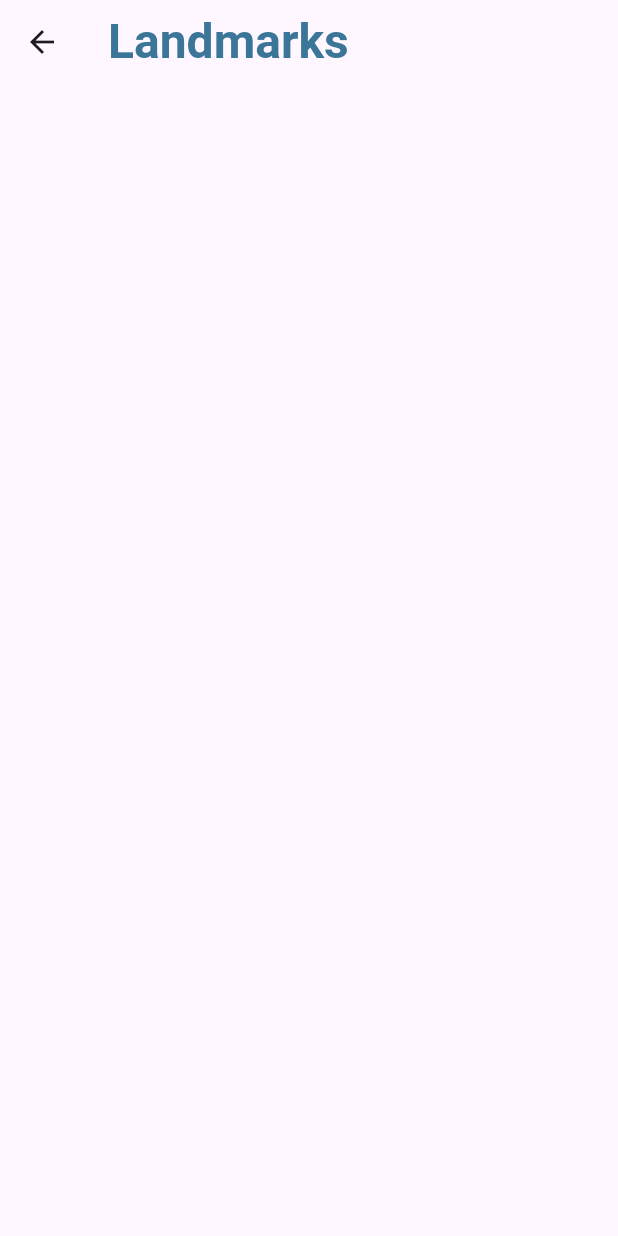
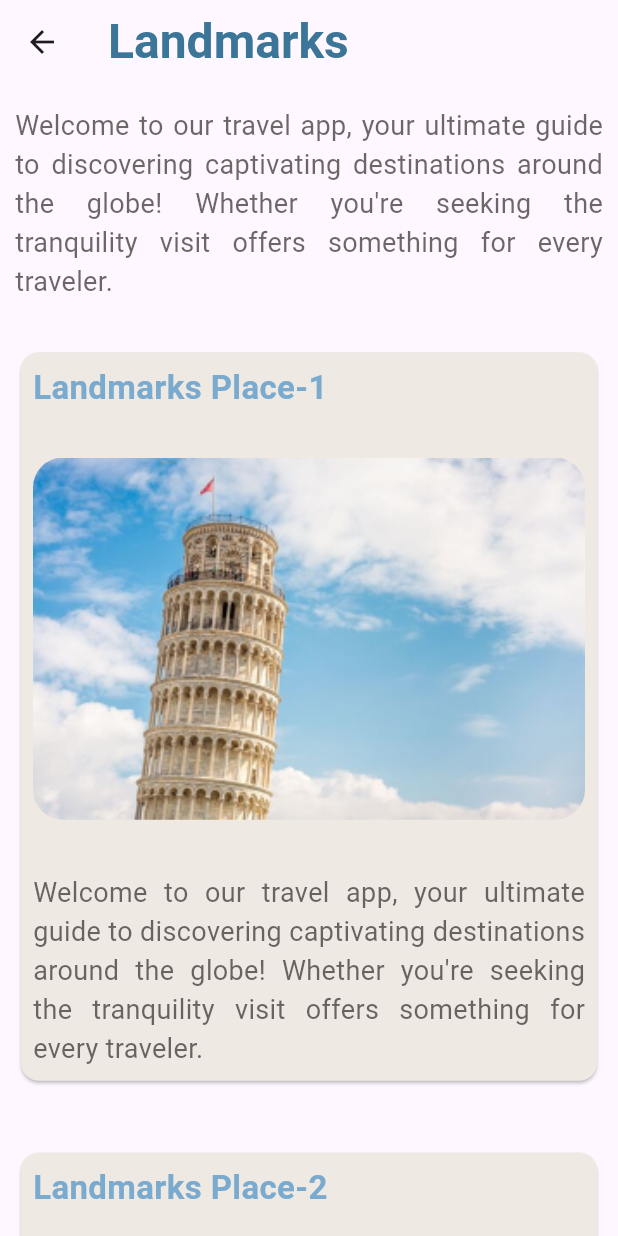
Before and after one commit to maleesha-dev/awesome_places_flutter_application, a Flutter app: the LandMarksPage screen opened directly, on a phone screen of 412 x 824 dp. Run offline on Flutter 3.47's test engine with Material 3 defaults, Android fonts, the phone set to English and light mode, and no system bars.

```diff
--- a/lib/pages/landmarks.dart
+++ b/lib/pages/landmarks.dart
@@ -1,4 +1,5 @@
 import 'package:awesome_places/utils/colors.dart';
+import 'package:awesome_places/widgets/reusable/landmarks_page/landmarks_card.dart';
 import 'package:flutter/material.dart';
 
 class LandMarksPage extends StatelessWidget {
@@ -11,15 +12,38 @@ class LandMarksPage extends StatelessWidget {
         title: Text(
           "Landmarks",
           style: TextStyle(
-              fontSize: 32,
-              fontWeight: FontWeight.w600,
-              color: mainLandMarksColor,
+            fontSize: 32,
+            fontWeight: FontWeight.w600,
+            color: mainLandMarksColor,
           ),
         ),
       ),
       body: SingleChildScrollView(
-        child: Column(
-
+        child: Padding(
+          padding: const EdgeInsets.symmetric(horizontal: 10.0),
+          child: Column(
+            children: [
+              SizedBox(height: 15),
+              Text(
+                textAlign: TextAlign.justify,
+                "Welcome to our travel app, your ultimate guide to discovering captivating destinations around the globe! Whether you're seeking the tranquility visit offers something for every traveler.",
+                style: TextStyle(fontSize: 18, color: mainTextColor),
+              ),
+              SizedBox(height: 30),
+              LandmarksCard(
+                title: "Landmarks Place-1",
+                imageURL: "assets/land1.png",
+                desc: "Welcome to our travel app, your ultimate guide to discovering captivating destinations around the globe! Whether you're seeking the tranquility visit offers something for every traveler.",
+              ),
+              SizedBox(height: 40),
+              LandmarksCard(
+                title: "Landmarks Place-2",
+                imageURL: "assets/land2.png",
+                desc: "Welcome to our travel app, your ultimate guide to discovering captivating destinations around the globe! Whether you're seeking the tranquility visit offers something for every traveler.",
+              ),
+              SizedBox(height: 40),
+            ],
+          ),
         ),
       ),
     );
--- a/lib/pages/natural_wonders.dart
+++ b/lib/pages/natural_wonders.dart
@@ -1,6 +1,7 @@
 import 'package:awesome_places/utils/colors.dart';
-import 'package:awesome_places/widgets/reusable/natural_wonders/image_card.dart';
+import 'package:awesome_places/widgets/reusable/image_card.dart';
 import 'package:flutter/material.dart';
+
 class NaturalWondersPage extends StatelessWidget {
   const NaturalWondersPage({super.key});
 
@@ -22,47 +23,40 @@ class NaturalWondersPage extends StatelessWidget {
           padding: const EdgeInsets.symmetric(horizontal: 10.0),
           child: Column(
             children: [
-              SizedBox(
-                height: 15,
-              ),
+              SizedBox(height: 15),
               Text(
                 textAlign: TextAlign.justify,
-                  "Welcome to our travel app, your ultimate guide to discovering captivating destinations around the globe! Whether you're seeking the tranquility visit offers something for every traveler.",
-                style: TextStyle(
-                  fontSize: 18,
-                  color: mainTextColor,
-                ),
+                "Welcome to our travel app, your ultimate guide to discovering captivating destinations around the globe! Whether you're seeking the tranquility visit offers something for every traveler.",
+                style: TextStyle(fontSize: 18, color: mainTextColor),
               ),
-              SizedBox(
-                height: 30,
-              ),
+              SizedBox(height: 30),
               ImageCard(
                 title: "Nature Wonders Place-1",
-                desc: "Welcome to our travel app, your ultimate guide to discovering captivating destinations around the globe! Whether you're seeking the tranquility visit offers something for every traveler.",
+                titleColor: subNaturalWondersColor,
+                desc:
+                    "Welcome to our travel app, your ultimate guide to discovering captivating destinations around the globe! Whether you're seeking the tranquility visit offers something for every traveler.",
                 imageURL: "assets/nature2.png",
                 isCornerRounded: false,
               ),
-              SizedBox(
-                height: 40,
-              ),
+              SizedBox(height: 40),
               ImageCard(
                 title: "Nature Wonders Place-2",
-                desc: "Welcome to our travel app, your ultimate guide to discovering captivating destinations around the globe! Whether you're seeking the tranquility visit offers something for every traveler.",
+                titleColor: subNaturalWondersColor,
+                desc:
+                    "Welcome to our travel app, your ultimate guide to discovering captivating destinations around the globe! Whether you're seeking the tranquility visit offers something for every traveler.",
                 imageURL: "assets/nature1.png",
                 isCornerRounded: false,
               ),
-              SizedBox(
-                height: 40,
-              ),
+              SizedBox(height: 40),
               ImageCard(
                 title: "Nature Wonders Place-3",
-                desc: "Welcome to our travel app, your ultimate guide to discovering captivating destinations around the globe! Whether you're seeking the tranquility visit offers something for every traveler.",
+                titleColor: subNaturalWondersColor,
+                desc:
+                    "Welcome to our travel app, your ultimate guide to discovering captivating destinations around the globe! Whether you're seeking the tranquility visit offers something for every traveler.",
                 imageURL: "assets/nature3.png",
                 isCornerRounded: false,
               ),
-              SizedBox(
-                height: 40,
-              ),
+              SizedBox(height: 40),
             ],
           ),
         ),
--- a/lib/utils/colors.dart
+++ b/lib/utils/colors.dart
@@ -17,7 +17,7 @@ final Color subNightLifeColor = Color(0xffE5BA41);
 
 final Color mainLandMarksColor = Color(0xff3B7597);
 final Color subLandMarksColor = Color(0xff7AAACE);
-final Color landMarksCardBackground = Color(0xffACBAC4);
+final Color landMarksCardBackground = Color(0xffEFE9E3);
 
 final Color mainCulturalColor = Color(0xffD92243);
 
--- /dev/null
+++ b/lib/widgets/reusable/landmarks_page/landmarks_card.dart
@@ -0,0 +1,54 @@
+import 'package:awesome_places/utils/colors.dart';
+import 'package:flutter/material.dart';
+
+class LandmarksCard extends StatelessWidget {
+  final String title;
+  final String desc;
+  final String imageURL;
+  const LandmarksCard({
+    super.key,
+    required this.title,
+    required this.desc,
+    required this.imageURL,
+  });
+
+  @override
+  Widget build(BuildContext context) {
+    return Card(
+      color: landMarksCardBackground,
+      child: Column(
+        crossAxisAlignment: CrossAxisAlignment.start,
+        children: [
+          Padding(
+            padding: const EdgeInsets.all(8.0),
+            child: Text(
+              title,
+              style: TextStyle(
+                fontSize: 22,
+                fontWeight: FontWeight.bold,
+                color: subLandMarksColor,
+              ),
+            ),
+          ),
+          SizedBox(height: 15),
+          Padding(
+            padding: const EdgeInsets.all(8.0),
+            child: ClipRRect(
+              borderRadius: BorderRadius.circular(20),
+              child: Image.asset(imageURL, width: double.infinity, fit: BoxFit.cover),
+            ),
+          ),
+          SizedBox(height: 20),
+          Padding(
+            padding: const EdgeInsets.all(8.0),
+            child: Text(
+              textAlign: TextAlign.justify,
+              desc,
+              style: TextStyle(fontSize: 18, color: mainTextColor),
+            ),
+          ),
+        ],
+      ),
+    );
+  }
+}
```
Also changed, not shown: lib/pages/cultural.dart (+73 -5 lines), lib/pages/home_page.dart (+38 -41 lines), lib/pages/night_life.dart (+33 -1 lines), lib/widgets/reusable/image_card.dart (added, +52 -0 lines), lib/widgets/reusable/natural_wonders/image_card.dart (deleted, +0 -56 lines), lib/widgets/shared/button.dart (added, +23 -0 lines), lib/widgets/shared/input_box.dart (added, +20 -0 lines), lib/widgets/shared/ratings.dart (added, +44 -0 lines), pubspec.yaml (+2 -5 lines), lib/generated/assets.dart, pubspec.lock.
